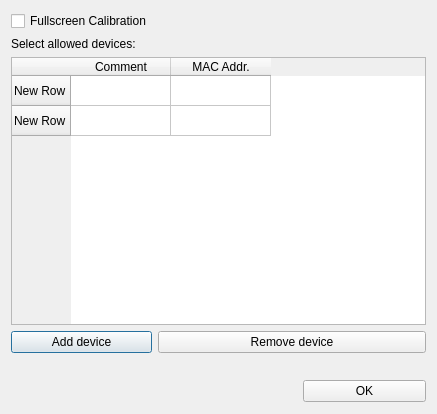
First picture: the form in stuff/configuration.ui, repository pnegre/python-whiteboard, before the edit.
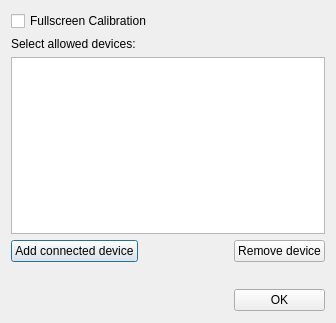
Second picture: the form after the edit.

Diff of the .ui file:
```diff
--- a/stuff/configuration.ui
+++ b/stuff/configuration.ui
@@ -6,8 +6,8 @@
    <rect>
     <x>0</x>
     <y>0</y>
-    <width>437</width>
-    <height>414</height>
+    <width>336</width>
+    <height>323</height>
    </rect>
   </property>
   <property name="windowTitle">
@@ -17,14 +17,14 @@
    <bool>true</bool>
   </property>
   <layout class="QGridLayout" name="gridLayout">
-   <item row="0" column="0">
+   <item row="0" column="0" colspan="2">
     <widget class="QCheckBox" name="check_fullscreen">
      <property name="text">
       <string>Fullscreen Calibration</string>
      </property>
     </widget>
    </item>
-   <item row="1" column="0">
+   <item row="1" column="0" colspan="2">
     <widget class="QLabel" name="label">
      <property name="text">
       <string>Select allowed devices:</string>
@@ -32,38 +32,30 @@
     </widget>
    </item>
    <item row="2" column="0" colspan="3">
-    <widget class="QTableWidget" name="tableWidget">
-     <row>
-      <property name="text">
-       <string>New Row</string>
-      </property>
-     </row>
-     <row>
-      <property name="text">
-       <string>New Row</string>
-      </property>
-     </row>
-     <column>
-      <property name="text">
-       <string>Comment</string>
-      </property>
-     </column>
-     <column>
-      <property name="text">
-       <string>MAC Addr.</string>
-      </property>
-     </column>
-    </widget>
+    <widget class="QListWidget" name="macListWidget"/>
    </item>
    <item row="3" column="0">
     <widget class="QPushButton" name="pushButton">
      <property name="text">
-      <string>Add device</string>
+      <string>Add connected device</string>
      </property>
     </widget>
    </item>
-   <item row="3" column="1" colspan="2">
-    <widget class="QPushButton" name="pushButton_2">
+   <item row="3" column="1">
+    <spacer name="horizontalSpacer_3">
+     <property name="orientation">
+      <enum>Qt::Horizontal</enum>
+     </property>
+     <property name="sizeHint" stdset="0">
+      <size>
+       <width>40</width>
+       <height>20</height>
+      </size>
+     </property>
+    </spacer>
+   </item>
+   <item row="3" column="2">
+    <widget class="QPushButton" name="button_remDev">
      <property name="text">
       <string>Remove device</string>
      </property>
```
Left out of the diff: 6 changed lines with no effect on the pictures.
